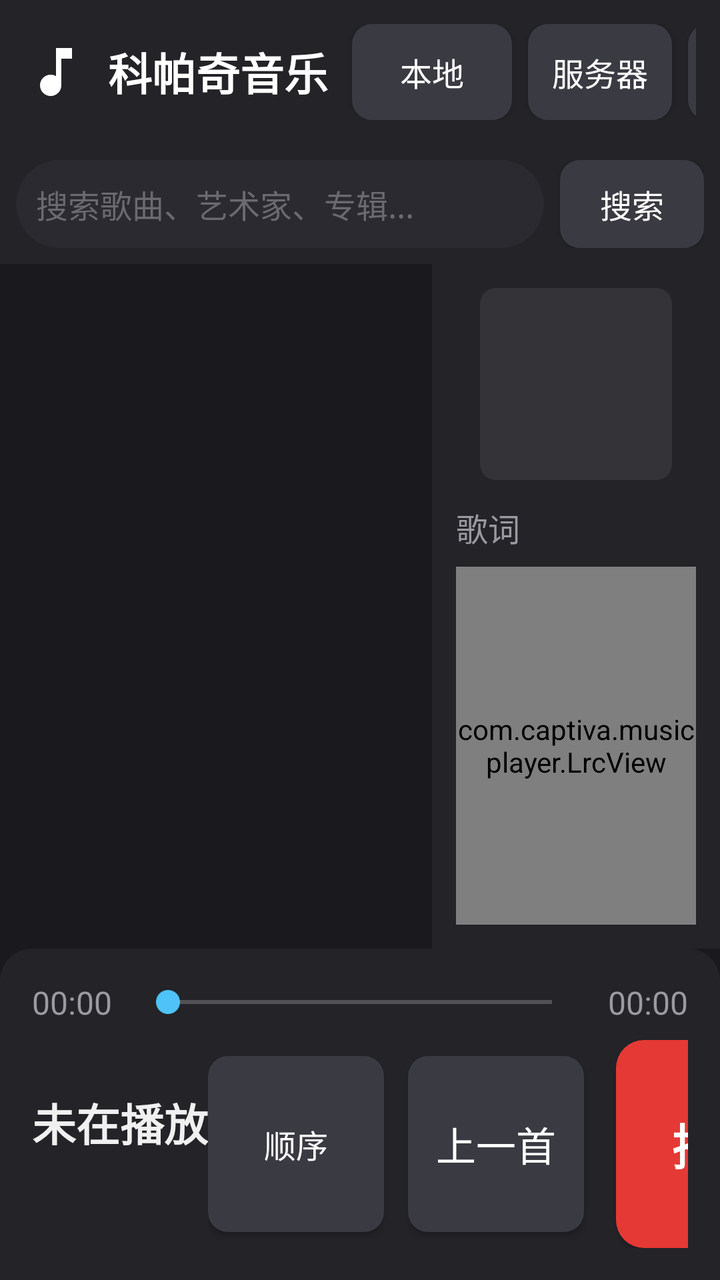
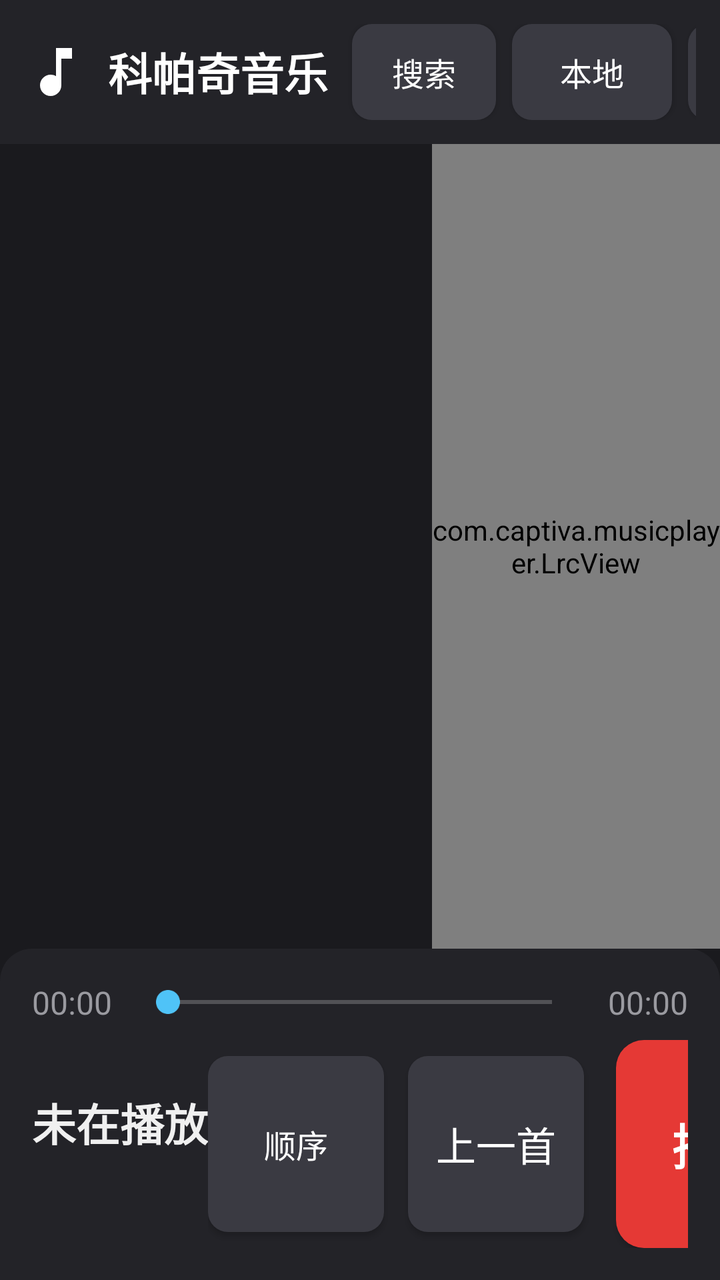

The first picture is an Android layout as it rendered before a commit; the second is the same layout after the commit. The layout source and the unified diff follow.
<!-- AndroidManifest.xml: application theme Theme.CaptivaMusic -->
<!-- res/layout/activity_main.xml -->
<?xml version="1.0" encoding="utf-8"?>
<LinearLayout xmlns:android="http://schemas.android.com/apk/res/android"
    android:layout_width="match_parent"
    android:layout_height="match_parent"
    android:orientation="vertical"
    android:background="@color/bg_main">

    
    <LinearLayout
        android:layout_width="match_parent"
        android:layout_height="wrap_content"
        android:orientation="horizontal"
        android:gravity="center_vertical"
        android:padding="@dimen/title_bar_padding"
        android:background="@color/bg_title_bar">

        <ImageView
            android:layout_width="32dp"
            android:layout_height="32dp"
            android:src="@drawable/ic_music_note"
            android:contentDescription="@string/app_name" />

        <TextView
            android:layout_width="wrap_content"
            android:layout_height="wrap_content"
            android:layout_marginStart="10dp"
            android:layout_marginLeft="10dp"
            android:text="@string/app_name"
            android:textColor="@color/text_title"
            android:textSize="@dimen/title_text_size"
            android:textStyle="bold" />

        <TextView
            android:id="@+id/tv_count"
            android:layout_width="wrap_content"
            android:layout_height="wrap_content"
            android:layout_marginStart="12dp"
            android:layout_marginLeft="12dp"
            android:textColor="@color/text_secondary"
            android:textSize="@dimen/sub_text_size" />

        
        <View
            android:layout_width="0dp"
            android:layout_height="1dp"
            android:layout_weight="1" />

        
        <Button
            android:id="@+id/btn_source"
            android:layout_width="wrap_content"
            android:layout_height="wrap_content"
            android:minWidth="80dp"
            android:background="@drawable/bg_btn"
            android:text="本地"
            android:textColor="@color/btn_text"
            android:textSize="@dimen/sub_text_size" />

        
        <Button
            android:id="@+id/btn_server"
            android:layout_width="wrap_content"
            android:layout_height="wrap_content"
            android:layout_marginStart="8dp"
            android:layout_marginLeft="8dp"
            android:minWidth="72dp"
            android:background="@drawable/bg_btn"
            android:text="服务器"
            android:textColor="@color/btn_text"
            android:textSize="@dimen/sub_text_size" />

        
        <Button
            android:id="@+id/btn_equalizer"
            android:layout_width="wrap_content"
            android:layout_height="wrap_content"
            android:layout_marginStart="8dp"
            android:layout_marginLeft="8dp"
            android:minWidth="72dp"
            android:background="@drawable/bg_btn"
            android:text="均衡器"
            android:textColor="@color/btn_text"
            android:textSize="@dimen/sub_text_size" />
    </LinearLayout>

    
    <LinearLayout
        android:layout_width="match_parent"
        android:layout_height="wrap_content"
        android:orientation="horizontal"
        android:gravity="center_vertical"
        android:padding="8dp"
        android:background="@color/bg_title_bar">

        <EditText
            android:id="@+id/et_search"
            android:layout_width="0dp"
            android:layout_height="@dimen/search_height"
            android:layout_weight="1"
            android:background="@drawable/bg_search"
            android:hint="搜索歌曲、艺术家、专辑..."
            android:textColorHint="@color/search_hint"
            android:textColor="@color/text_primary"
            android:textSize="@dimen/search_text_size"
            android:paddingLeft="@dimen/search_padding"
            android:paddingRight="@dimen/search_padding"
            android:singleLine="true"
            android:imeOptions="actionSearch"
            android:inputType="text" />

        <Button
            android:id="@+id/btn_search"
            android:layout_width="wrap_content"
            android:layout_height="@dimen/search_height"
            android:layout_marginStart="8dp"
            android:layout_marginLeft="8dp"
            android:minWidth="72dp"
            android:background="@drawable/bg_btn"
            android:text="搜索"
            android:textColor="@color/btn_text"
            android:textSize="@dimen/sub_text_size" />
    </LinearLayout>

    
    <LinearLayout
        android:layout_width="match_parent"
        android:layout_height="0dp"
        android:layout_weight="1"
        android:orientation="horizontal">

        
        <FrameLayout
            android:layout_width="0dp"
            android:layout_height="match_parent"
            android:layout_weight="3">

            <androidx.recyclerview.widget.RecyclerView
                android:id="@+id/rv_list"
                android:layout_width="match_parent"
                android:layout_height="match_parent"
                android:scrollbars="vertical"
                android:overScrollMode="ifContentScrolls" />

            <TextView
                android:id="@+id/tv_empty"
                android:layout_width="wrap_content"
                android:layout_height="wrap_content"
                android:layout_gravity="center"
                android:textColor="@color/text_secondary"
                android:textSize="@dimen/sub_text_size"
                android:visibility="gone" />
        </FrameLayout>

        
        <LinearLayout
            android:layout_width="0dp"
            android:layout_height="match_parent"
            android:layout_weight="2"
            android:orientation="vertical"
            android:padding="12dp"
            android:background="@color/bg_title_bar">

            
            <ImageView
                android:id="@+id/iv_now_cover"
                android:layout_width="@dimen/cover_size_now"
                android:layout_height="@dimen/cover_size_now"
                android:layout_gravity="center_horizontal"
                android:layout_marginBottom="12dp"
                android:scaleType="centerCrop"
                android:background="@drawable/bg_cover_placeholder"
                android:contentDescription="封面" />

            <TextView
                android:layout_width="match_parent"
                android:layout_height="wrap_content"
                android:text="歌词"
                android:textColor="@color/text_secondary"
                android:textSize="@dimen/sub_text_size"
                android:layout_marginBottom="8dp" />

            <com.captiva.musicplayer.LrcView
                android:id="@+id/lrc_view"
                android:layout_width="match_parent"
                android:layout_height="match_parent" />
        </LinearLayout>
    </LinearLayout>

    
    <LinearLayout
        android:layout_width="match_parent"
        android:layout_height="wrap_content"
        android:orientation="vertical"
        android:padding="@dimen/control_bar_padding"
        android:background="@drawable/bg_control_bar">

        
        <LinearLayout
            android:layout_width="match_parent"
            android:layout_height="wrap_content"
            android:orientation="horizontal"
            android:gravity="center_vertical">

            <TextView
                android:id="@+id/tv_current_time"
                android:layout_width="wrap_content"
                android:layout_height="wrap_content"
                android:text="00:00"
                android:textColor="@color/text_secondary"
                android:textSize="@dimen/time_text_size" />

            <SeekBar
                android:id="@+id/sb_progress"
                android:layout_width="0dp"
                android:layout_height="wrap_content"
                android:layout_weight="1"
                android:layout_marginLeft="12dp"
                android:layout_marginRight="12dp"
                android:maxHeight="4dp"
                android:progressTint="@color/accent"
                android:thumbTint="@color/accent" />

            <TextView
                android:id="@+id/tv_total_time"
                android:layout_width="wrap_content"
                android:layout_height="wrap_content"
                android:text="00:00"
                android:textColor="@color/text_secondary"
                android:textSize="@dimen/time_text_size" />
        </LinearLayout>

        
        <LinearLayout
            android:layout_width="match_parent"
            android:layout_height="wrap_content"
            android:orientation="horizontal"
            android:gravity="center_vertical"
            android:layout_marginTop="8dp">

            
            <LinearLayout
                android:layout_width="0dp"
                android:layout_height="wrap_content"
                android:layout_weight="1"
                android:orientation="vertical">

                <TextView
                    android:id="@+id/tv_now_title"
                    android:layout_width="match_parent"
                    android:layout_height="wrap_content"
                    android:singleLine="true"
                    android:ellipsize="end"
                    android:text="未在播放"
                    android:textColor="@color/text_primary"
                    android:textSize="@dimen/now_title_text_size"
                    android:textStyle="bold" />

                <TextView
                    android:id="@+id/tv_now_artist"
                    android:layout_width="match_parent"
                    android:layout_height="wrap_content"
                    android:singleLine="true"
                    android:ellipsize="end"
                    android:textColor="@color/text_secondary"
                    android:textSize="@dimen/sub_text_size" />
            </LinearLayout>

            
            <LinearLayout
                android:layout_width="wrap_content"
                android:layout_height="wrap_content"
                android:orientation="horizontal"
                android:gravity="center_vertical">

                <Button
                    android:id="@+id/btn_mode"
                    android:layout_width="@dimen/btn_size"
                    android:layout_height="@dimen/btn_size"
                    android:background="@drawable/bg_btn"
                    android:text="顺序"
                    android:textColor="@color/btn_text"
                    android:textSize="16sp" />

                <Button
                    android:id="@+id/btn_prev"
                    android:layout_width="@dimen/btn_size"
                    android:layout_height="@dimen/btn_size"
                    android:layout_marginLeft="12dp"
                    android:background="@drawable/bg_btn"
                    android:text="上一首"
                    android:textColor="@color/btn_text"
                    android:textSize="@dimen/btn_text_size" />

                <Button
                    android:id="@+id/btn_play"
                    android:layout_width="@dimen/btn_size_play"
                    android:layout_height="@dimen/btn_size_play"
                    android:layout_marginLeft="16dp"
                    android:layout_marginRight="16dp"
                    android:background="@drawable/bg_btn_paused"
                    android:text="播放"
                    android:textColor="@color/btn_paused_text"
                    android:textSize="@dimen/btn_play_text_size"
                    android:textStyle="bold" />

                <Button
                    android:id="@+id/btn_next"
                    android:layout_width="@dimen/btn_size"
                    android:layout_height="@dimen/btn_size"
                    android:background="@drawable/bg_btn"
                    android:text="下一首"
                    android:textColor="@color/btn_text"
                    android:textSize="@dimen/btn_text_size" />
            </LinearLayout>
        </LinearLayout>
    </LinearLayout>

</LinearLayout>
<!-- resources referenced by this layout -->
<resources>
  <color name="accent">#4FC3F7</color>
  <color name="bg_main">#1A1A1E</color>
  <color name="bg_title_bar">#232328</color>
  <color name="btn_paused_text">#FFFFFF</color>
  <color name="btn_text">#FFFFFF</color>
  <color name="search_hint">#6A6A70</color>
  <color name="text_primary">#F0F0F0</color>
  <color name="text_secondary">#9A9AA0</color>
  <color name="text_title">#FFFFFF</color>
  <dimen name="btn_play_text_size">24sp</dimen>
  <dimen name="btn_size">88dp</dimen>
  <dimen name="btn_size_play">104dp</dimen>
  <dimen name="btn_text_size">20sp</dimen>
  <dimen name="control_bar_padding">16dp</dimen>
  <dimen name="cover_size_now">96dp</dimen>
  <dimen name="now_title_text_size">22sp</dimen>
  <dimen name="search_height">44dp</dimen>
  <dimen name="search_padding">10dp</dimen>
  <dimen name="search_text_size">16sp</dimen>
  <dimen name="sub_text_size">16sp</dimen>
  <dimen name="time_text_size">16sp</dimen>
  <dimen name="title_bar_padding">12dp</dimen>
  <dimen name="title_text_size">22sp</dimen>
  <!-- drawable bg_btn (drawable) -->
  <?xml version="1.0" encoding="utf-8"?>
  <shape xmlns:android="http://schemas.android.com/apk/res/android"
      android:shape="rectangle">
      <solid android:color="@color/btn_bg" />
      <corners android:radius="10dp" />
  </shape>
  <!-- drawable bg_btn_paused (drawable) -->
  <?xml version="1.0" encoding="utf-8"?>
  <shape xmlns:android="http://schemas.android.com/apk/res/android"
      android:shape="rectangle">
      <solid android:color="@color/btn_paused_bg" />
      <corners android:radius="14dp" />
  </shape>
  <!-- drawable bg_control_bar (drawable) -->
  <?xml version="1.0" encoding="utf-8"?>
  <shape xmlns:android="http://schemas.android.com/apk/res/android"
      android:shape="rectangle">
      <solid android:color="@color/bg_control_bar" />
      <corners
          android:topLeftRadius="16dp"
          android:topRightRadius="16dp"
          android:bottomLeftRadius="0dp"
          android:bottomRightRadius="0dp" />
  </shape>
  <!-- drawable bg_cover_placeholder (drawable) -->
  <?xml version="1.0" encoding="utf-8"?>
  <shape xmlns:android="http://schemas.android.com/apk/res/android"
      android:shape="rectangle">
      <solid android:color="@color/cover_placeholder" />
      <corners android:radius="@dimen/cover_radius" />
  </shape>
  <!-- drawable bg_search (drawable) -->
  <?xml version="1.0" encoding="utf-8"?>
  <shape xmlns:android="http://schemas.android.com/apk/res/android"
      android:shape="rectangle">
      <solid android:color="@color/search_bg" />
      <corners android:radius="22dp" />
  </shape>
  <!-- drawable ic_music_note (drawable) -->
  <?xml version="1.0" encoding="utf-8"?>
  <vector xmlns:android="http://schemas.android.com/apk/res/android"
      android:width="24dp"
      android:height="24dp"
      android:viewportWidth="24"
      android:viewportHeight="24">
      <path
          android:fillColor="#FFFFFF"
          android:pathData="M12,3v10.55c-0.59,-0.34 -1.27,-0.55 -2,-0.55 -2.21,0 -4,1.79 -4,4s1.79,4 4,4 4,-1.79 4,-4V7h4V3h-6z" />
  </vector>
  <string name="app_name">科帕奇音乐</string>
  <style name="Theme.CaptivaMusic" parent="Theme.AppCompat.NoActionBar">
          <item name="colorPrimary">@color/accent</item>
          <item name="colorPrimaryDark">@color/bg_title_bar</item>
          <item name="colorAccent">@color/accent</item>
          <item name="android:windowBackground">@color/bg_main</item>
          <item name="android:statusBarColor">@color/bg_title_bar</item>
          <item name="android:textColorPrimary">@color/text_primary</item>
      </style>
  <color name="btn_bg">#3A3A42</color>
  <color name="btn_paused_bg">#E53935</color>
  <color name="bg_control_bar">#232328</color>
  <color name="cover_placeholder">#333338</color>
  <dimen name="cover_radius">8dp</dimen>
  <color name="search_bg">#2A2A30</color>
</resources>

<!-- the commit's change to res/layout/activity_main.xml (unified diff, before → after) -->
@@ -47,9 +47,22 @@
 
         
         <Button
+            android:id="@+id/btn_search"
+            android:layout_width="wrap_content"
+            android:layout_height="wrap_content"
+            android:minWidth="72dp"
+            android:background="@drawable/bg_btn"
+            android:text="搜索"
+            android:textColor="@color/btn_text"
+            android:textSize="@dimen/sub_text_size" />
+
+        
+        <Button
             android:id="@+id/btn_source"
             android:layout_width="wrap_content"
             android:layout_height="wrap_content"
+            android:layout_marginStart="8dp"
+            android:layout_marginLeft="8dp"
             android:minWidth="80dp"
             android:background="@drawable/bg_btn"
             android:text="本地"
@@ -79,44 +92,6 @@
             android:minWidth="72dp"
             android:background="@drawable/bg_btn"
             android:text="均衡器"
-            android:textColor="@color/btn_text"
-            android:textSize="@dimen/sub_text_size" />
-    </LinearLayout>
-
-    
-    <LinearLayout
-        android:layout_width="match_parent"
-        android:layout_height="wrap_content"
-        android:orientation="horizontal"
-        android:gravity="center_vertical"
-        android:padding="8dp"
-        android:background="@color/bg_title_bar">
-
-        <EditText
-            android:id="@+id/et_search"
-            android:layout_width="0dp"
-            android:layout_height="@dimen/search_height"
-            android:layout_weight="1"
-            android:background="@drawable/bg_search"
-            android:hint="搜索歌曲、艺术家、专辑..."
-            android:textColorHint="@color/search_hint"
-            android:textColor="@color/text_primary"
-            android:textSize="@dimen/search_text_size"
-            android:paddingLeft="@dimen/search_padding"
-            android:paddingRight="@dimen/search_padding"
-            android:singleLine="true"
-            android:imeOptions="actionSearch"
-            android:inputType="text" />
-
-        <Button
-            android:id="@+id/btn_search"
-            android:layout_width="wrap_content"
-            android:layout_height="@dimen/search_height"
-            android:layout_marginStart="8dp"
-            android:layout_marginLeft="8dp"
-            android:minWidth="72dp"
-            android:background="@drawable/bg_btn"
-            android:text="搜索"
             android:textColor="@color/btn_text"
             android:textSize="@dimen/sub_text_size" />
     </LinearLayout>
@@ -152,38 +127,11 @@
         </FrameLayout>
 
         
-        <LinearLayout
+        <com.captiva.musicplayer.LrcView
+            android:id="@+id/lrc_view"
             android:layout_width="0dp"
             android:layout_height="match_parent"
-            android:layout_weight="2"
-            android:orientation="vertical"
-            android:padding="12dp"
-            android:background="@color/bg_title_bar">
-
-            
-            <ImageView
-                android:id="@+id/iv_now_cover"
-                android:layout_width="@dimen/cover_size_now"
-                android:layout_height="@dimen/cover_size_now"
-                android:layout_gravity="center_horizontal"
-                android:layout_marginBottom="12dp"
-                android:scaleType="centerCrop"
-                android:background="@drawable/bg_cover_placeholder"
-                android:contentDescription="封面" />
-
-            <TextView
-                android:layout_width="match_parent"
-                android:layout_height="wrap_content"
-                android:text="歌词"
-                android:textColor="@color/text_secondary"
-                android:textSize="@dimen/sub_text_size"
-                android:layout_marginBottom="8dp" />
-
-            <com.captiva.musicplayer.LrcView
-                android:id="@+id/lrc_view"
-                android:layout_width="match_parent"
-                android:layout_height="match_parent" />
-        </LinearLayout>
+            android:layout_weight="2" />
     </LinearLayout>
 
     
<!-- resource entries referenced after the edit -->
@@ -5,7 +5,6 @@
   <color name="bg_title_bar">#232328</color>
   <color name="btn_paused_text">#FFFFFF</color>
   <color name="btn_text">#FFFFFF</color>
-  <color name="search_hint">#6A6A70</color>
   <color name="text_primary">#F0F0F0</color>
   <color name="text_secondary">#9A9AA0</color>
   <color name="text_title">#FFFFFF</color>
@@ -14,11 +13,7 @@
   <dimen name="btn_size_play">104dp</dimen>
   <dimen name="btn_text_size">20sp</dimen>
   <dimen name="control_bar_padding">16dp</dimen>
-  <dimen name="cover_size_now">96dp</dimen>
   <dimen name="now_title_text_size">22sp</dimen>
-  <dimen name="search_height">44dp</dimen>
-  <dimen name="search_padding">10dp</dimen>
-  <dimen name="search_text_size">16sp</dimen>
   <dimen name="sub_text_size">16sp</dimen>
   <dimen name="time_text_size">16sp</dimen>
   <dimen name="title_bar_padding">12dp</dimen>
@@ -48,20 +43,6 @@
           android:bottomLeftRadius="0dp"
           android:bottomRightRadius="0dp" />
   </shape>
-  <!-- drawable bg_cover_placeholder (drawable) -->
-  <?xml version="1.0" encoding="utf-8"?>
-  <shape xmlns:android="http://schemas.android.com/apk/res/android"
-      android:shape="rectangle">
-      <solid android:color="@color/cover_placeholder" />
-      <corners android:radius="@dimen/cover_radius" />
-  </shape>
-  <!-- drawable bg_search (drawable) -->
-  <?xml version="1.0" encoding="utf-8"?>
-  <shape xmlns:android="http://schemas.android.com/apk/res/android"
-      android:shape="rectangle">
-      <solid android:color="@color/search_bg" />
-      <corners android:radius="22dp" />
-  </shape>
   <!-- drawable ic_music_note (drawable) -->
   <?xml version="1.0" encoding="utf-8"?>
   <vector xmlns:android="http://schemas.android.com/apk/res/android"
@@ -85,8 +66,5 @@
   <color name="btn_bg">#3A3A42</color>
   <color name="btn_paused_bg">#E53935</color>
   <color name="bg_control_bar">#232328</color>
-  <color name="cover_placeholder">#333338</color>
-  <dimen name="cover_radius">8dp</dimen>
-  <color name="search_bg">#2A2A30</color>
 </resources>
 
